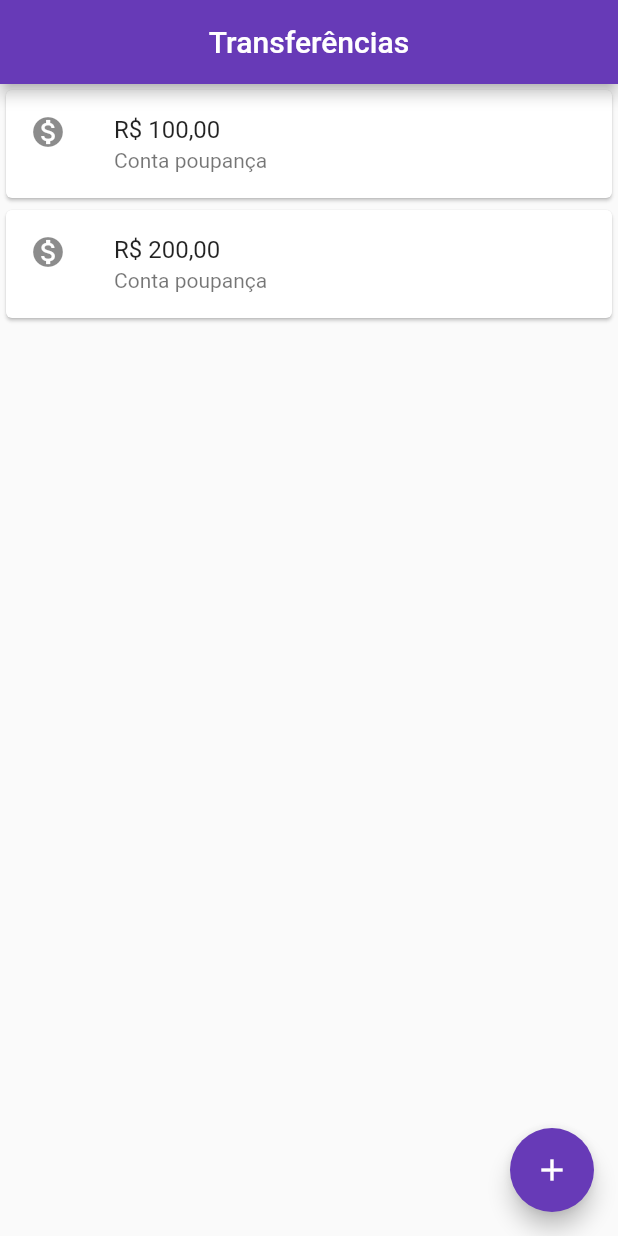
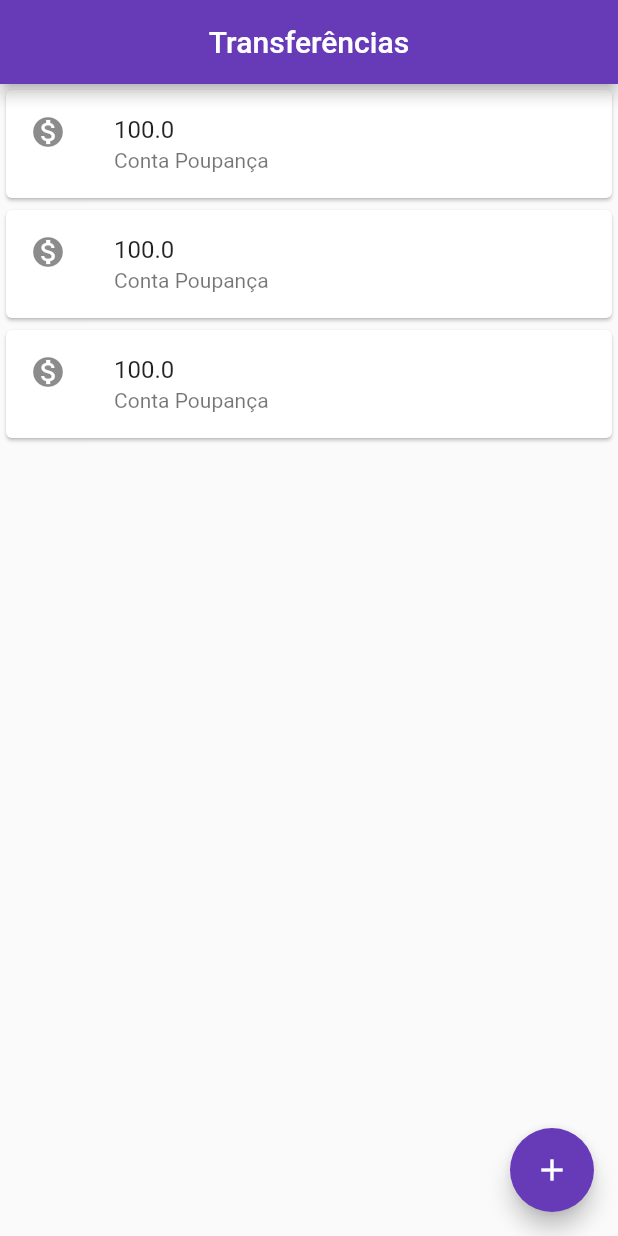
Before and after one commit to luks-rossato/First-Flutter-App, a Flutter app: the screen it shows after launch, on a phone screen of 412 x 824 dp. Run offline on Flutter 3.47's test engine with Material 2 defaults, Android fonts, the phone set to English and light mode, and no system bars.

Commit message:
Update main.dart

```diff
--- a/bytebank/lib/main.dart
+++ b/bytebank/lib/main.dart
@@ -4,24 +4,7 @@ import 'package:flutter/material.dart';
 
 void main() => runApp(MaterialApp(
       home: Scaffold(
-        body: Column(
-          children: <Widget>[
-            Card(
-              child: ListTile(
-                leading: Icon(Icons.monetization_on),
-                title: Text('R\$ 100,00'),
-                subtitle: Text('Conta poupança'),
-              ),
-            ),
-            Card(
-              child: ListTile(
-                leading: Icon(Icons.monetization_on),
-                title: Text('R\$ 200,00'),
-                subtitle: Text('Conta poupança'),
-              ),
-            ),
-          ],
-        ),
+        body: ListaTransferencia(),
         appBar: AppBar(
           title: Text('Transferências'),
           backgroundColor: Colors.deepPurple,
@@ -35,3 +18,45 @@ void main() => runApp(MaterialApp(
         ),
       ),
     ));
+
+class ListaTransferencia extends StatelessWidget {
+  @override
+  Widget build(BuildContext context) {
+    // TODO: implement build
+    return Column(
+      children: <Widget>[
+        ItemTransferencia(Transferencia(100.0, 'Conta Poupança')),
+        ItemTransferencia(Transferencia(100.0, 'Conta Poupança')),
+        ItemTransferencia(Transferencia(100.0, 'Conta Poupança')),
+      ],
+    );
+  }
+}
+
+class ItemTransferencia extends StatelessWidget{
+
+  final Transferencia _transferencia;
+
+
+  ItemTransferencia(this._transferencia);
+
+  @override
+  Widget build(BuildContext context) {
+    // TODO: implement build
+    return Card(
+      child: ListTile(
+        leading: Icon(Icons.monetization_on),
+        title: Text(_transferencia.valor.toString()),
+        subtitle: Text(_transferencia.tipoConta.toString()),
+      ),
+    );
+  }
+
+}
+
+class Transferencia {
+  final double valor;
+  final String tipoConta;
+
+  Transferencia(this.valor, this.tipoConta);
+}
```
